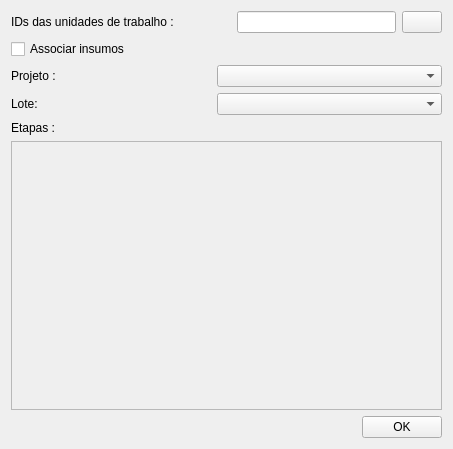
The window that uis/copyWorkUnit.ui (dsgoficial/SAP_Gerente) describes before a commit, drawn with Qt 5.
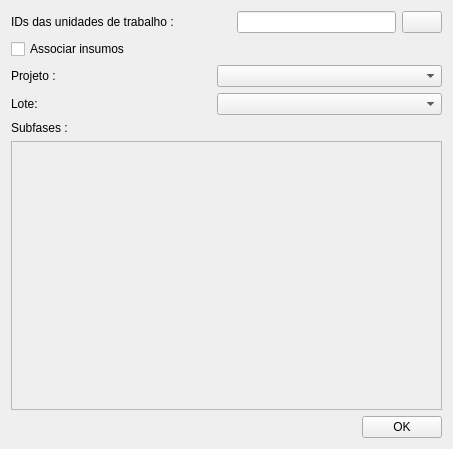
The same window after the commit.

Commit message: atualiza o copiar unidades de trabalho: substituido etapa por subfase

What changed in the file:
```diff
--- a/uis/copyWorkUnit.ui
+++ b/uis/copyWorkUnit.ui
@@ -133,7 +133,7 @@
      <item>
       <widget class="QLabel" name="label_3">
        <property name="text">
-        <string>Etapas :</string>
+        <string>Subfases :</string>
        </property>
       </widget>
      </item>
```
The commit also changes 2 other files.
